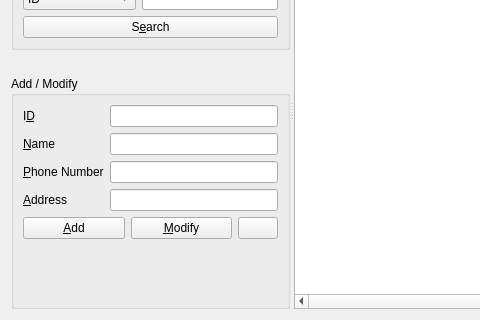
The window that CSApp/clientmanagerform.ui (Jeong77777/Project_ClientChatManagementProgram_Qt) describes before a commit, drawn with Qt 5; both pictures show x 0 to 480 and y 100 to 420 of the 590 by 420 pixel window.
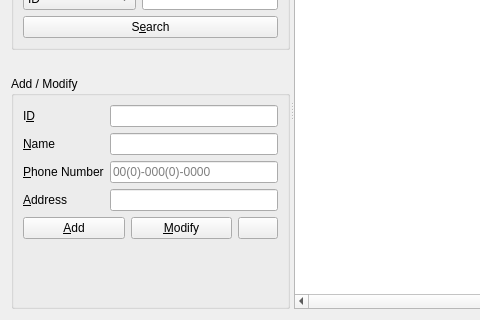
The same window after the commit.

The edit to the form file:
```diff
--- a/CSApp/clientmanagerform.ui
+++ b/CSApp/clientmanagerform.ui
@@ -166,7 +166,11 @@
              <widget class="QLineEdit" name="nameLineEdit"/>
             </item>
             <item row="2" column="1">
-             <widget class="QLineEdit" name="phoneNumberLineEdit"/>
+             <widget class="QLineEdit" name="phoneNumberLineEdit">
+              <property name="placeholderText">
+               <string>00(0)-000(0)-0000</string>
+              </property>
+             </widget>
             </item>
             <item row="3" column="1">
              <widget class="QLineEdit" name="addressLineEdit"/>
```
